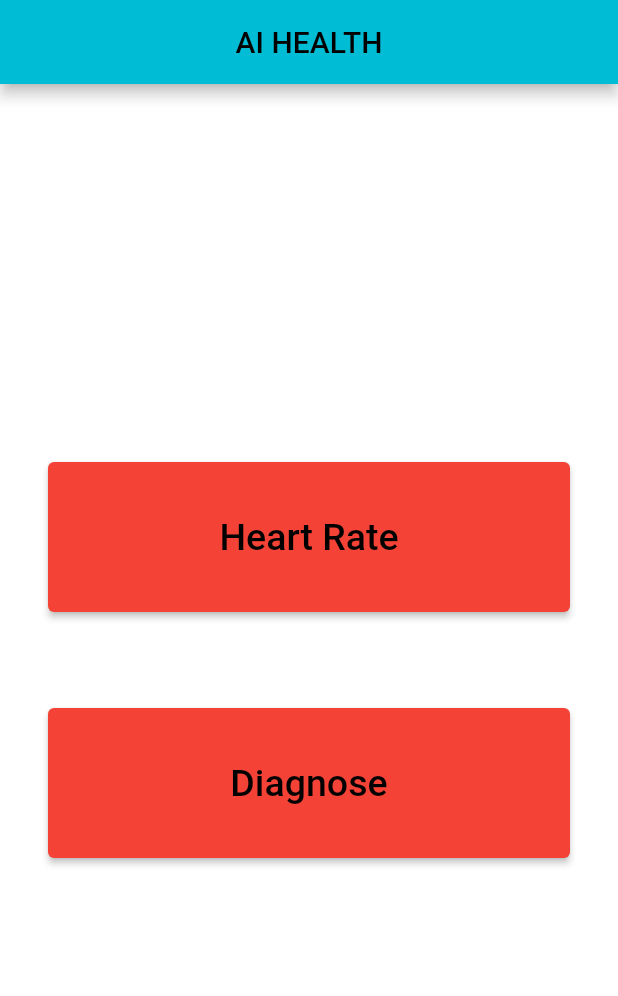
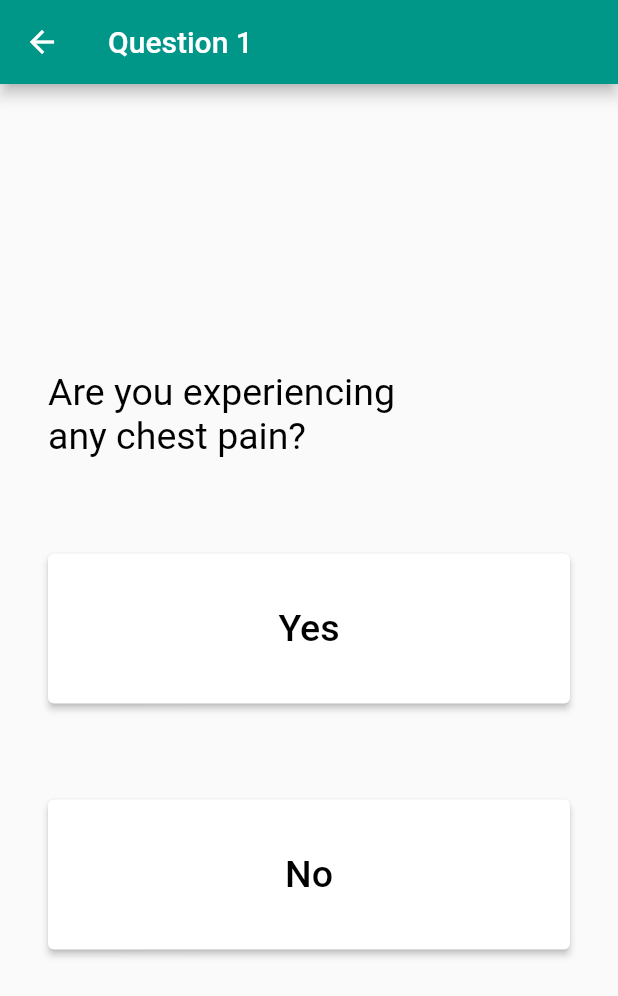
Before and after one commit to BlessanSam/Heartify, a Flutter app: the screen it shows after launch, after a tap on "Diagnose", on a phone screen of 412 x 824 dp. Shown: the top 996 px of the screen. Run offline on Flutter 3.47's test engine with Material 2 defaults, Android fonts, the phone set to English and light mode, and no system bars; network calls fail.

Commit message:
diagnosis questions

```diff
--- a/lib/main.dart
+++ b/lib/main.dart
@@ -1,5 +1,6 @@
 import 'package:flutter/material.dart';
 import 'package:healthmonitoring/heartBeat.dart';
+import 'package:healthmonitoring/pages/diagnosis.dart';
 
 void main() => runApp(const MyApp());
 
@@ -11,11 +12,11 @@ class MyApp extends StatelessWidget {
   @override
   Widget build(BuildContext context) {
     return MaterialApp(
-      title: 'Flutter Demo',
+      title: 'Health Monitoring Beta',
       theme: ThemeData(
-        primarySwatch: Colors.cyan,
+        primarySwatch: Colors.teal,
       ),
-      home: const MyHomePage(title: 'Flutter Demo Home Page'),
+      home: const MyHomePage(title: 'Health Monitor Home Page'),
     );
   }
 }
@@ -26,9 +27,9 @@ class MyHomePage extends StatelessWidget {
   @override
   Widget build(BuildContext context) {
     return Scaffold(
-      backgroundColor: Colors.white,
+      backgroundColor: Colors.tealAccent,
       appBar: AppBar(
-        title: Text('AI HEALTH',),
+        title: const Text('AI HEALTH',),
         centerTitle: true,
       ),
       body: SafeArea(
@@ -45,13 +46,15 @@ class MyHomePage extends StatelessWidget {
                       Expanded(
                         child: ElevatedButton(
                           style: ElevatedButton.styleFrom(
-                            backgroundColor: Colors.red,
-                            minimumSize: Size(200,100),
+                            backgroundColor: Colors.white,
+                            minimumSize: const Size(200,100),
                           ),
                           onPressed: (){
-                            Navigator.push(context,MaterialPageRoute(builder: (context) => ViewHeartBeat()));
+                            Navigator.push(context,MaterialPageRoute(builder: (context) => const ViewHeartBeat()));
                           },
-                          child: Text('Heart Rate',style: TextStyle(fontSize:25)),
+                          child: const Text('Heart Rate',style: TextStyle(
+                              fontFamily: 'Pacifico', fontSize:25, color: Colors.black,
+                          )),
                         ),
                       ),
                     ],
@@ -64,15 +67,18 @@ class MyHomePage extends StatelessWidget {
                       Expanded(
                         child: ElevatedButton(
                           style: ElevatedButton.styleFrom(
-                            backgroundColor: Colors.red,
-                            minimumSize: Size(200,100),
+                            backgroundColor: Colors.white,
+                            minimumSize: const Size(200,100),
                           ),
-                          onPressed: (){},
-                          child: Text(
+                          onPressed: (){
+                            Navigator.push(context,MaterialPageRoute(builder: (context) => const Question1()));
+                          },
+                          child: const Text(
                               'Diagnose',
                               style: TextStyle(
-                                  fontFamily: 'C:\Users\BLESSAN\apps\healthmonitoring\assets\fonts\Pacifico-Regular.ttf',
-                                  fontSize:25,
+                                fontFamily: 'Pacifico',
+                                fontSize:25,
+                                color: Colors.black,
                               )
                           ),
                         ),
--- /dev/null
+++ b/lib/pages/diagnosis.dart
@@ -0,0 +1,149 @@
+import 'package:flutter/material.dart';
+
+class Question1 extends StatelessWidget {
+  const Question1({Key? key}) : super(key: key);
+
+  @override
+  Widget build(BuildContext context) {
+    return Scaffold(
+      appBar: AppBar(
+        title: Text('Question 1'),
+        backgroundColor: Colors.teal,
+      ),
+      body: Container(
+          child: Center(
+            child: Column(
+              mainAxisAlignment: MainAxisAlignment.center,
+              crossAxisAlignment: CrossAxisAlignment.center,
+              children: [
+                Padding(
+                  padding: const EdgeInsets.all(32.0),
+                  child: Row(
+                    children: [
+                      Text("Are you experiencing \nany chest pain?",style: TextStyle(fontSize: 25, color: Colors.black))
+                    ],
+                  )
+                ),
+                Padding(
+                  padding: const EdgeInsets.all(32.0),
+                  child: Row(
+                    children: [
+                      Expanded(
+                        child: ElevatedButton(
+                          style: ElevatedButton.styleFrom(
+                            backgroundColor: Colors.white,
+                            minimumSize: const Size(200,100),
+                          ),
+                          onPressed: (){
+                            Navigator.push(context,MaterialPageRoute(builder: (context) => const Question2()));
+                          },
+                          child: const Text('Yes',style: TextStyle(
+                            fontSize:25, color: Colors.black,
+                          )),
+                        ),
+                      ),
+                    ],
+                  ),
+                ),
+                Padding(
+                  padding: const EdgeInsets.all(32.0),
+                  child: Row(
+                    children: [
+                      Expanded(
+                        child: ElevatedButton(
+                          style: ElevatedButton.styleFrom(
+                            backgroundColor: Colors.white,
+                            minimumSize: const Size(200,100),
+                          ),
+                          onPressed: (){
+                            Navigator.push(context,MaterialPageRoute(builder: (context) => const Question2()));
+                          },
+                          child: const Text('No',style: TextStyle(
+                            fontSize:25, color: Colors.black,
+                          )),
+                        ),
+                      ),
+                    ],
+                  ),
+                ),
+              ],
+            ),
+          )
+      ),
+    );
+  }
+}
+
+class Question2 extends StatelessWidget {
+  const Question2({Key? key}) : super(key: key);
+
+  @override
+  Widget build(BuildContext context) {
+    return Scaffold(
+      appBar: AppBar(
+        title: Text(''),
+        backgroundColor: Colors.teal,
+      ),
+      body: Container(
+          child: Center(
+            child: Column(
+              mainAxisAlignment: MainAxisAlignment.center,
+              crossAxisAlignment: CrossAxisAlignment.center,
+              children: [
+                Padding(
+                    padding: const EdgeInsets.all(32.0),
+                    child: Row(
+                      children: [
+                        Text("Are you experiencing \nshortness of breath?",style: TextStyle(fontSize: 25, color: Colors.black))
+                      ],
+                    )
+                ),
+                Padding(
+                  padding: const EdgeInsets.all(32.0),
+                  child: Row(
+                    children: [
+                      Expanded(
+                        child: ElevatedButton(
+                          style: ElevatedButton.styleFrom(
+                            backgroundColor: Colors.white,
+                            minimumSize: const Size(200,100),
+                          ),
+                          onPressed: (){
+                            Navigator.push(context,MaterialPageRoute(builder: (context) => const Question2()));
+                          },
+                          child: const Text('Yes',style: TextStyle(
+                            fontSize:25, color: Colors.black,
+                          )),
+                        ),
+                      ),
+                    ],
+                  ),
+                ),
+                Padding(
+                  padding: const EdgeInsets.all(32.0),
+                  child: Row(
+                    children: [
+                      Expanded(
+                        child: ElevatedButton(
+                          style: ElevatedButton.styleFrom(
+                            backgroundColor: Colors.white,
+                            minimumSize: const Size(200,100),
+                          ),
+                          onPressed: (){
+                            Navigator.push(context,MaterialPageRoute(builder: (context) => const Question2()));
+                          },
+                          child: const Text('No',style: TextStyle(
+                            fontSize:25, color: Colors.black,
+                          )),
+                        ),
+                      ),
+                    ],
+                  ),
+                ),
+              ],
+            ),
+          )
+      ),
+    );
+  }
+}
```
Also changed, not shown: pubspec.yaml (+6 -6 lines).
